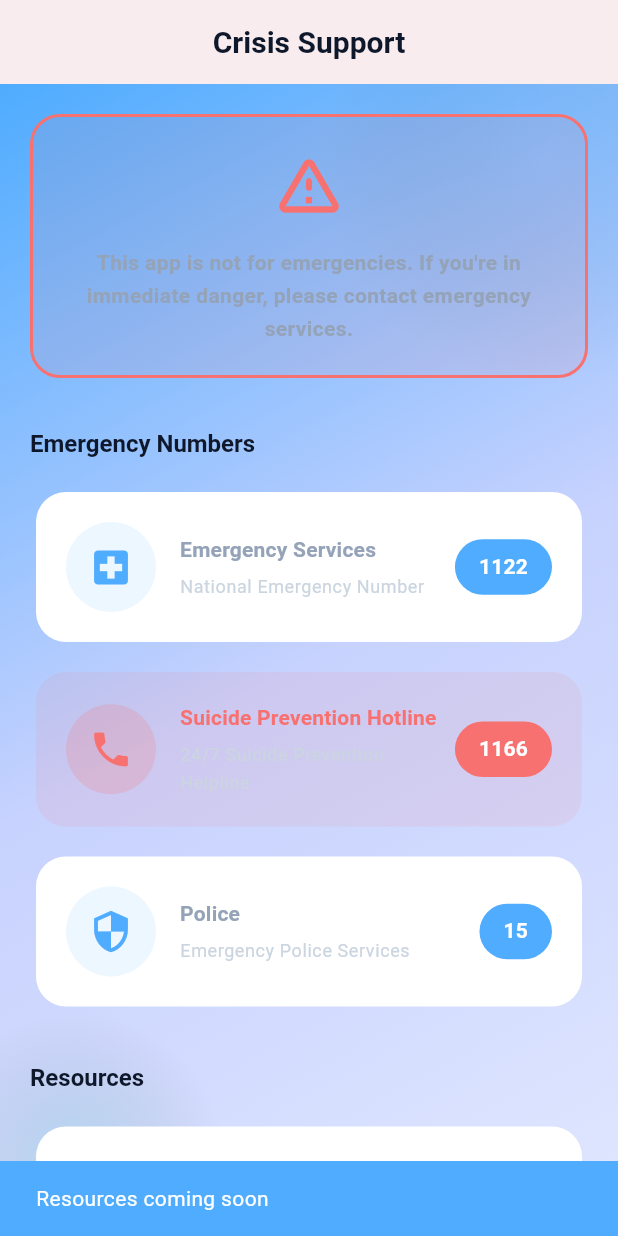
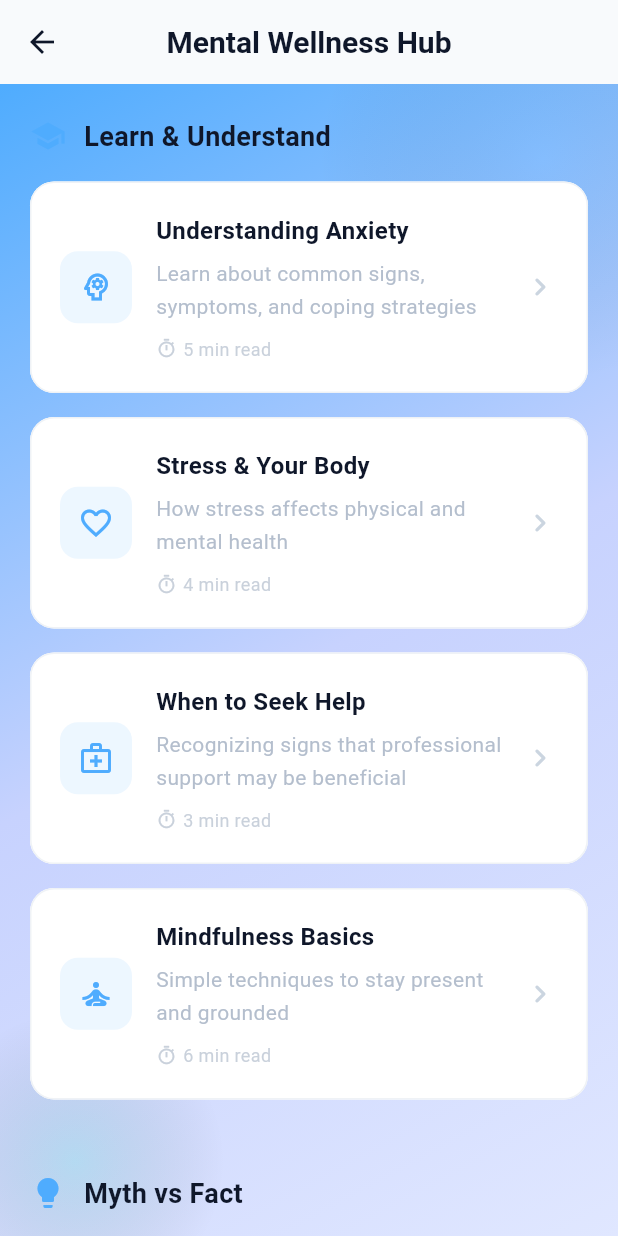
Before and after one commit to iNoumanMalik/ai-counseling-app, a Flutter app: the SosScreen screen opened by its route, after a tap on "Mental Health Support", on a phone screen of 412 x 824 dp. Run offline on Flutter 3.47's test engine with Material 3 defaults, Android fonts, the light colour scheme and no system bars; drawn by our look-alikes of flutter_animate; our stand-ins replace audioplayers, cloud_firestore, confetti, firebase_auth, firebase_core, fl_chart and 6 more; missing offline and left inert: dart:html, dart:ui_web; accounts and stored records are empty.

Commit message:
Added crisis support button features

```diff
--- a/lib/core/navigation/app_router.dart
+++ b/lib/core/navigation/app_router.dart
@@ -11,6 +11,7 @@ import '../../features/habits/screens/habits_screen.dart';
 import '../../features/profile/screens/profile_screen.dart';
 import '../../features/meditation/screens/meditation_screen.dart';
 import '../../features/crisis/screens/sos_screen.dart';
+import '../../features/crisis/screens/mental_health_support_screen.dart';
 import '../../features/worksheets/screens/worksheets_screen.dart';
 import '../../features/worksheets/screens/worksheet_detail_screen.dart';
 import '../../features/checkin/screens/checkin_screen.dart';
@@ -130,6 +131,11 @@ final appRoutes = [
     builder: (context, state) => const SosScreen(),
   ),
   GoRoute(
+    path: '/crisis/support',
+    name: 'crisis-support',
+    builder: (context, state) => const MentalHealthSupportScreen(),
+  ),
+  GoRoute(
     path: '/mood/history',
     name: 'mood-history',
     builder: (context, state) => const MoodHistoryScreen(),
--- /dev/null
+++ b/lib/features/crisis/screens/mental_health_support_screen.dart
@@ -0,0 +1,546 @@
+import 'package:flutter/material.dart';
+import 'package:flutter_animate/flutter_animate.dart';
+import 'package:go_router/go_router.dart';
+import 'package:semester_project/config/colors.dart';
+import 'package:semester_project/core/widgets/animated_background.dart';
+
+class MentalHealthSupportScreen extends StatefulWidget {
+  const MentalHealthSupportScreen({super.key});
+
+  @override
+  State<MentalHealthSupportScreen> createState() => _MentalHealthSupportScreenState();
+}
+
+class _MentalHealthSupportScreenState extends State<MentalHealthSupportScreen> {
+  int currentMythFactIndex = 0;
+
+  final List<Map<String, dynamic>> mythFacts = [
+    {
+      'isMyth': true,
+      'text': '"Mental health issues are rare"',
+      'detail': '1 in 5 adults experience mental illness each year',
+    },
+    {
+      'isMyth': false,
+      'text': '"Therapy is for everyone"',
+      'detail': 'Therapy can benefit anyone, not just those in crisis',
+    },
+    {
+      'isMyth': true,
+      'text': '"You can just snap out of it"',
+      'detail': 'Mental health conditions require proper care and treatment',
+    },
+    {
+      'isMyth': false,
+      'text': '"Medication is the only treatment"',
+      'detail': 'Many effective treatments exist including therapy and lifestyle changes',
+    },
+    {
+      'isMyth': true,
+      'text': '"Children don\'t experience mental health issues"',
+      'detail': 'Mental health conditions can affect people of all ages',
+    },
+  ];
+
+  void nextMythFact() {
+    setState(() {
+      currentMythFactIndex = (currentMythFactIndex + 1) % mythFacts.length;
+    });
+  }
+
+  void previousMythFact() {
+    setState(() {
+      currentMythFactIndex = (currentMythFactIndex - 1 + mythFacts.length) % mythFacts.length;
+    });
+  }
+
+  @override
+  Widget build(BuildContext context) {
+    return Scaffold(
+      appBar: AppBar(
+        title: const Text(
+          'Mental Wellness Hub',
+          style: TextStyle(
+            fontWeight: FontWeight.w700,
+            fontSize: 20,
+          ),
+        ),
+        centerTitle: true,
+        elevation: 0,
+      ),
+      body: AnimatedBackground(
+        child: SafeArea(
+          child: SingleChildScrollView(
+            padding: const EdgeInsets.all(20),
+            child: Column(
+              crossAxisAlignment: CrossAxisAlignment.start,
+              children: [
+                // Educational Content
+                _buildSectionTitle('Learn & Understand', Icons.school),
+                const SizedBox(height: 16),
+                _buildEducationCards(context),
+                const SizedBox(height: 32),
+
+                // Myth vs Fact
+                _buildSectionTitle('Myth vs Fact', Icons.lightbulb),
+                const SizedBox(height: 16),
+                _buildInteractiveMythFact(),
+                const SizedBox(height: 32),
+
+                // Crisis Resources
+                _buildCrisisSection(context),
+              ],
+            ),
+          ),
+        ),
+      ),
+    );
+  }
+
+  Widget _buildSectionTitle(String title, IconData icon) {
+    return Row(
+      children: [
+        Icon(
+          icon,
+          color: AppColors.primary,
+          size: 24,
+        ),
+        const SizedBox(width: 12),
+        Text(
+          title,
+          style: const TextStyle(
+            fontSize: 18,
+            fontWeight: FontWeight.w700,
+            color: AppColors.dark900,
+          ),
+        ),
+      ],
+    );
+  }
+
+  Widget _buildEducationCards(BuildContext context) {
+    final articles = [
+      EducationCard(
+        title: 'Understanding Anxiety',
+        description: 'Learn about common signs, symptoms, and coping strategies',
+        icon: Icons.psychology_outlined,
+        time: '5 min read',
+        route: '/articles/anxiety',
+      ),
+      EducationCard(
+        title: 'Stress & Your Body',
+        description: 'How stress affects physical and mental health',
+        icon: Icons.favorite_border,
+        time: '4 min read',
+        route: '/articles/stress',
+      ),
+      EducationCard(
+        title: 'When to Seek Help',
+        description: 'Recognizing signs that professional support may be beneficial',
+        icon: Icons.medical_services_outlined,
+        time: '3 min read',
+        route: '/articles/help',
+      ),
+      EducationCard(
+        title: 'Mindfulness Basics',
+        description: 'Simple techniques to stay present and grounded',
+        icon: Icons.self_improvement_outlined,
+        time: '6 min read',
+        route: '/articles/mindfulness',
+      ),
+    ];
+
+    return Column(
+      children: articles.map((article) {
+        final index = articles.indexOf(article);
+        return _buildEducationCard(context, article, index);
+      }).toList(),
+    );
+  }
+
+  Widget _buildEducationCard(BuildContext context, EducationCard article, int index) {
+    return Card(
+      margin: const EdgeInsets.only(bottom: 16),
+      shape: RoundedRectangleBorder(
+        borderRadius: BorderRadius.circular(16),
+        side: BorderSide(color: AppColors.lightGray300.withOpacity(0.3)),
+      ),
+      elevation: 0,
+      child: InkWell(
+        onTap: () => context.push(article.route),
+        borderRadius: BorderRadius.circular(16),
+        child: Container(
+          padding: const EdgeInsets.all(20),
+          decoration: BoxDecoration(
+            color: Colors.white,
+            borderRadius: BorderRadius.circular(16),
+          ),
+          child: Row(
+            children: [
+              Container(
+                padding: const EdgeInsets.all(12),
+                decoration: BoxDecoration(
+                  color: AppColors.primary.withOpacity(0.1),
+                  borderRadius: BorderRadius.circular(12),
+                ),
+                child: Icon(
+                  article.icon,
+                  color: AppColors.primary,
+                  size: 24,
+                ),
+              ),
+              const SizedBox(width: 16),
+              Expanded(
+                child: Column(
+                  crossAxisAlignment: CrossAxisAlignment.start,
+                  children: [
+                    Text(
+                      article.title,
+                      style: const TextStyle(
+                        fontWeight: FontWeight.w700,
+                        fontSize: 16,
+                        color: AppColors.dark900,
+                      ),
+                    ),
+                    const SizedBox(height: 4),
+                    Text(
+                      article.description,
+                      style: TextStyle(
+                        fontSize: 14,
+                        color: AppColors.darkText.withOpacity(0.7),
+                      ),
+                      maxLines: 2,
+                      overflow: TextOverflow.ellipsis,
+                    ),
+                    const SizedBox(height: 8),
+                    Row(
+                      children: [
+                        Icon(
+                          Icons.timer_outlined,
+                          size: 14,
+                          color: AppColors.darkText.withOpacity(0.5),
+                        ),
+                        const SizedBox(width: 4),
+                        Text(
+                          article.time,
+                          style: TextStyle(
+                            fontSize: 12,
+                            color: AppColors.darkText.withOpacity(0.5),
+                          ),
+                        ),
+                      ],
+                    ),
+                  ],
+                ),
+              ),
+              const Icon(
+                Icons.chevron_right_rounded,
+                color: AppColors.lightGray300,
+              ),
+            ],
+          ),
+        ),
+      ).animate().fadeIn(delay: (index * 100).ms).slideX(begin: 0.1, end: 0),
+    );
+  }
+
+  Widget _buildInteractiveMythFact() {
+    final currentItem = mythFacts[currentMythFactIndex];
+    final isMyth = currentItem['isMyth'] as bool;
+    final text = currentItem['text'] as String;
+    final detail = currentItem['detail'] as String;
+
+    return Column(
+      children: [
+        // Current Myth/Fact Card
+        AnimatedSwitcher(
+          duration: 300.ms,
+          child: Container(
+            key: ValueKey<int>(currentMythFactIndex),
+            padding: const EdgeInsets.all(20),
+            decoration: BoxDecoration(
+              color: isMyth ? Colors.red.shade50 : Colors.green.shade50,
+              borderRadius: BorderRadius.circular(16),
+              border: Border.all(
+                color: isMyth ? Colors.red.shade100 : Colors.green.shade100,
+              ),
+            ),
+            child: Row(
+              crossAxisAlignment: CrossAxisAlignment.start,
+              children: [
+                Container(
+                  padding: const EdgeInsets.symmetric(horizontal: 12, vertical: 6),
+                  decoration: BoxDecoration(
+                    color: isMyth ? Colors.red : Colors.green,
+                    borderRadius: BorderRadius.circular(20),
+                  ),
+                  child: Text(
+                    isMyth ? 'MYTH' : 'FACT',
+                    style: const TextStyle(
+                      color: Colors.white,
+                      fontSize: 12,
+                      fontWeight: FontWeight.w700,
+                    ),
+                  ),
+                ),
+                const SizedBox(width: 16),
+                Expanded(
+                  child: Column(
+                    crossAxisAlignment: CrossAxisAlignment.start,
+                    children: [
+                      Text(
+                        text,
+                        style: const TextStyle(
+                          fontWeight: FontWeight.w600,
+                          fontSize: 15,
+                          color: AppColors.dark900,
+                        ),
+                      ),
+                      const SizedBox(height: 6),
+                      Text(
+                        detail,
+                        style: TextStyle(
+                          fontSize: 14,
+                          color: AppColors.darkText.withOpacity(0.7),
+                        ),
+                      ),
+                    ],
+                  ),
+                ),
+              ],
+            ),
+          ),
+        ),
+
+        const SizedBox(height: 16),
+
+        // Navigation Controls
+        Row(
+          mainAxisAlignment: MainAxisAlignment.center,
+          children: [
+            // Previous Button
+            IconButton(
+              onPressed: previousMythFact,
+              icon: Container(
+                padding: const EdgeInsets.all(8),
+                decoration: BoxDecoration(
+                  color: AppColors.primary.withOpacity(0.1),
+                  borderRadius: BorderRadius.circular(12),
+                ),
+                child: const Icon(
+                  Icons.arrow_back_rounded,
+                  color: AppColors.primary,
+                  size: 20,
+                ),
+              ),
+            ),
+
+            const SizedBox(width: 16),
+
+            // Progress Indicator
+            Container(
+              padding: const EdgeInsets.symmetric(horizontal: 16, vertical: 8),
+              decoration: BoxDecoration(
+                color: Colors.white,
+                borderRadius: BorderRadius.circular(20),
+                boxShadow: [
+                  BoxShadow(
+                    color: Colors.black.withOpacity(0.05),
+                    blurRadius: 8,
+                    offset: const Offset(0, 2),
+                  ),
+                ],
+              ),
+              child: Text(
+                '${currentMythFactIndex + 1} / ${mythFacts.length}',
+                style: const TextStyle(
+                  fontWeight: FontWeight.w600,
+                  color: AppColors.dark900,
+                ),
+              ),
+            ),
+
+            const SizedBox(width: 16),
+
+            // Next Button
+            IconButton(
+              onPressed: nextMythFact,
+              icon: Container(
+                padding: const EdgeInsets.all(8),
+                decoration: BoxDecoration(
+                  color: AppColors.primary,
+                  borderRadius: BorderRadius.circular(12),
+                ),
+                child: const Icon(
+                  Icons.arrow_forward_rounded,
+                  color: Colors.white,
+                  size: 20,
+                ),
+              ),
+            ),
+          ],
+        ),
+
+        const SizedBox(height: 8),
+
+        // Dots Indicator
+        Row(
+          mainAxisAlignment: MainAxisAlignment.center,
+          children: List.generate(
+            mythFacts.length,
+            (index) => Container(
+              width: 8,
+              height: 8,
+              margin: const EdgeInsets.symmetric(horizontal: 4),
+              decoration: BoxDecoration(
+                shape: BoxShape.circle,
+                color: index == currentMythFactIndex
+                    ? AppColors.primary
+                    : AppColors.lightGray300,
+              ),
+            ),
+          ),
+        ),
+      ],
+    );
+  }
+
+  Widget _buildCrisisSection(BuildContext context) {
+    return Container(
+      width: double.infinity,
+      height: 400,
+      padding: const EdgeInsets.all(24),
+      decoration: BoxDecoration(
+        gradient: LinearGradient(
+          colors: [
+            Colors.red.shade50,
+            Colors.orange.shade50,
+          ],
+        ),
+        borderRadius: BorderRadius.circular(20),
+        border: Border.all(color: Colors.red.shade100),
+      ),
+      child: Column(
+        crossAxisAlignment: CrossAxisAlignment.center,
+        mainAxisAlignment: MainAxisAlignment.center,
+        children: [
+          Row(
+            children: [
+              Icon(
+                Icons.emergency_outlined,
+                color: Colors.red.shade700,
+                size: 28,
+              ),
+              const SizedBox(width: 12),
+              const Text(
+                'Crisis Support',
+                style: TextStyle(
+                  fontSize: 18,
+                  fontWeight: FontWeight.w800,
+                  color: Colors.red,
+                ),
+              ),
+            ],
+          ),
+          const SizedBox(height: 12),
+          const Text(
+            'If you\'re in immediate crisis or having thoughts of harming yourself, please reach out for help now.',
+            style: TextStyle(
+              color: AppColors.dark900,
+              fontSize: 15,
+              height: 1.5,
+            ),
+          ),
+          const SizedBox(height: 20),
+          Wrap(
+            spacing: 12,
+            runSpacing: 12,
+            children: [
+              _buildCrisisButton(
+                context,
+                'National Suicide Prevention',
+                '988',
+                Colors.red.shade700,
+              ),
+              _buildCrisisButton(
+                context,
+                'Edhi Ambulance Service',
+                'Dial 115',
+                Colors.orange.shade700,
+              ),
+              _buildCrisisButton(
+                context,
+                'Emergency Services',
+                '911',
+                Colors.red.shade900,
+              ),
+            ],
+          ),
+        ],
+      ),
+    ).animate().fadeIn(delay: 400.ms);
+  }
+
+  Widget _buildCrisisButton(
+    BuildContext context,
+    String title,
+    String number,
+    Color color,
+  ) {
+    return Material(
+      color: color,
+      borderRadius: BorderRadius.circular(14),
+      child: InkWell(
+        onTap: () {},
+        borderRadius: BorderRadius.circular(14),
+        child: Container(
+          padding: const EdgeInsets.all(16),
+          width: 120,
+          height: 120,
+          decoration: BoxDecoration(
+            borderRadius: BorderRadius.circular(14),
+          ),
+          child: Column(
+            crossAxisAlignment: CrossAxisAlignment.start,
+            children: [
+              Text(
+                title,
+                style: const TextStyle(
+                  color: Colors.white,
+                  fontSize: 13,
+                  fontWeight: FontWeight.w600,
+                  height: 1.3,
+                ),
+              ),
+              const SizedBox(height: 8),
+              Text(
+                number,
+                style: const TextStyle(
+                  color: Colors.white,
+                  fontSize: 16,
+                  fontWeight: FontWeight.w800,
+                ),
+              ),
+            ],
+          ),
+        ),
+      ),
+    );
+  }
+}
+
+class EducationCard {
+  final String title;
+  final String description;
+  final IconData icon;
+  final String time;
+  final String route;
+
+  EducationCard({
+    required this.title,
+    required this.description,
+    required this.icon,
+    required this.time,
+    required this.route,
+  });
+}
--- a/lib/features/crisis/screens/sos_screen.dart
+++ b/lib/features/crisis/screens/sos_screen.dart
@@ -1,4 +1,5 @@
 import 'package:flutter/material.dart';
+import 'package:go_router/go_router.dart';
 import 'package:url_launcher/url_launcher.dart';
 import 'package:flutter_animate/flutter_animate.dart';
 import '../../../config/colors.dart';
@@ -141,15 +142,7 @@ class SosScreen extends StatelessWidget {
                   title: 'Mental Health Support',
                   description: 'Find mental health resources',
                   icon: Icons.favorite_outline,
-                  onTap: () {
-                    // TODO: Add mental health resources URL
-                    ScaffoldMessenger.of(context).showSnackBar(
-                      const SnackBar(
-                        content: Text('Resources coming soon'),
-                        backgroundColor: AppColors.primary,
-                      ),
-                    );
-                  },
+                  onTap: () => context.push('/crisis/support'),
                 )
                     .animate()
                     .fadeIn(delay: 600.ms, duration: 400.ms)
```
Also changed, not shown: 1 other file.
